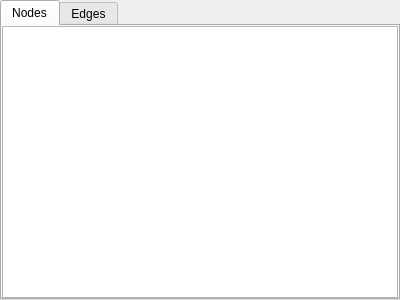
Before: the Qt Designer form plugins/view/spreadsheet/SpreadViewWidget.ui in jalamao/tulip-1, drawn with Qt 5.
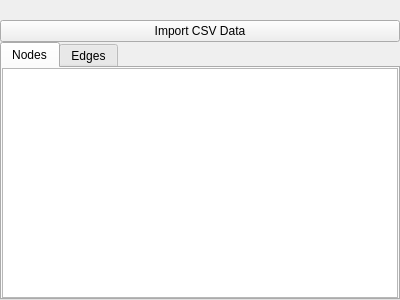
After: the same form once the commit is applied. Custom widgets are drawn as their Qt base class.

```diff
--- a/plugins/view/spreadsheet/SpreadViewWidget.ui
+++ b/plugins/view/spreadsheet/SpreadViewWidget.ui
@@ -17,9 +17,32 @@
    <property name="spacing">
     <number>0</number>
    </property>
-   <property name="margin">
+   <property name="leftMargin">
     <number>0</number>
    </property>
+   <property name="topMargin">
+    <number>10</number>
+   </property>
+   <property name="rightMargin">
+    <number>0</number>
+   </property>
+   <property name="bottomMargin">
+    <number>0</number>
+   </property>
+   <item>
+    <layout class="QHBoxLayout" name="horizontalLayout">
+     <property name="topMargin">
+      <number>10</number>
+     </property>
+     <item>
+      <widget class="QPushButton" name="pushButton">
+       <property name="text">
+        <string>Import CSV Data</string>
+       </property>
+      </widget>
+     </item>
+    </layout>
+   </item>
    <item>
     <widget class="QTabWidget" name="tabWidget">
      <property name="currentIndex">
```
